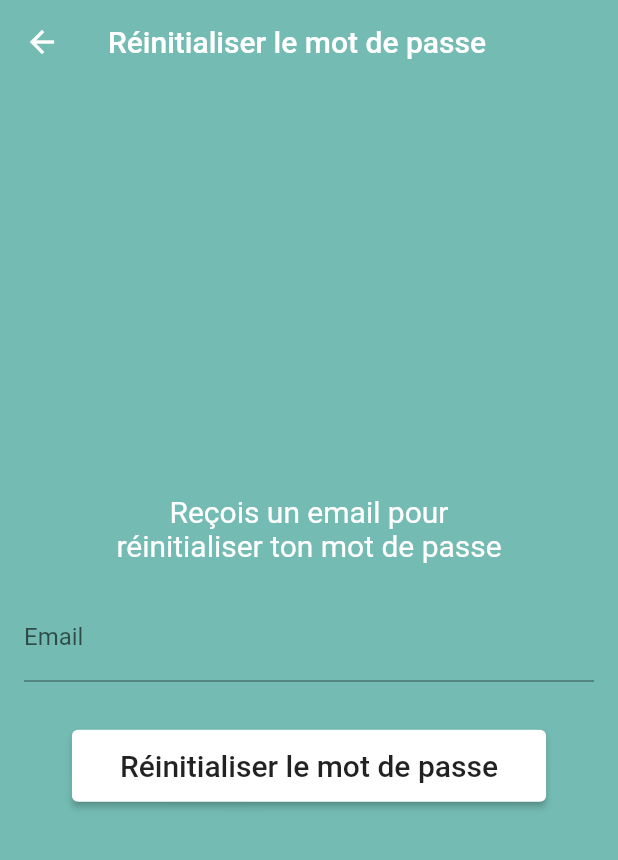
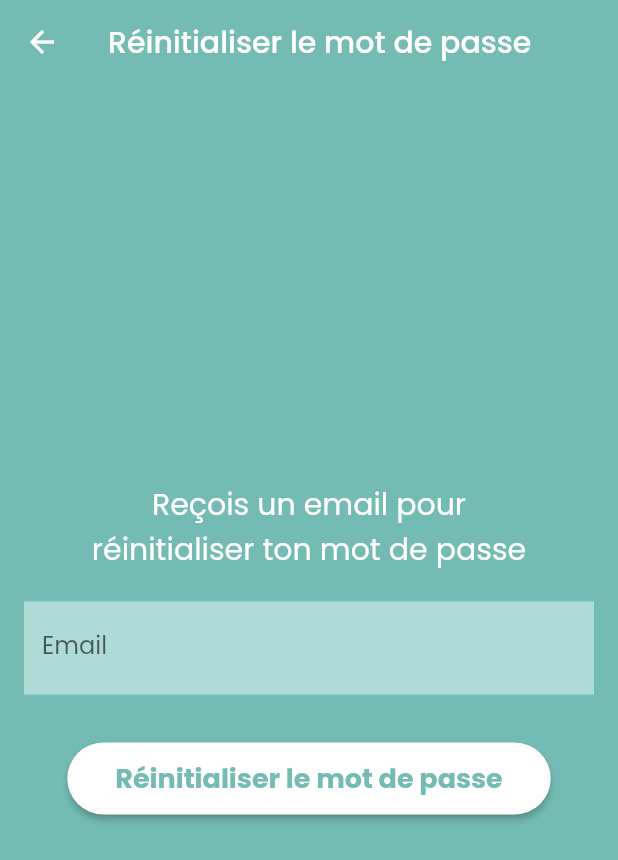
Before and after one commit to peppearl/freshmind, a Flutter app: the screen it shows after launch, after a tap on "Mot de passe oublié ?", on a phone screen of 412 x 824 dp. Shown: the top 860 px of the screen. Run offline on Flutter 3.47's test engine with Material 2 defaults, Android fonts, the light colour scheme and no system bars; our stand-ins replace email_validator, firebase_auth, firebase_core, google_fonts; accounts and stored records are empty; network calls fail.

Commit message:
feat: Editing log in, sign up and forgot password according to mockups

```diff
--- a/lib/components/button.dart
+++ b/lib/components/button_green_text.dart
@@ -1,7 +1,7 @@
 import 'package:flutter/material.dart';
 
-class Button extends StatelessWidget {
-  const Button(
+class ButtonGreenText extends StatelessWidget {
+  const ButtonGreenText(
       {Key? key,
       required this.backgroundColor,
       required this.title,
@@ -22,6 +22,8 @@ class Button extends StatelessWidget {
         style: ElevatedButton.styleFrom(
           backgroundColor: backgroundColor,
           elevation: elevation,
+          shape:
+              RoundedRectangleBorder(borderRadius: BorderRadius.circular(100)),
         ),
         onPressed: onPressed,
         child: MaterialButton(
@@ -30,7 +32,10 @@ class Button extends StatelessWidget {
           height: 42.0,
           child: Text(
             title,
-            style: const TextStyle(fontSize: 20),
+            style: const TextStyle(
+                fontSize: 18,
+                color: Color(0xFF73BBB3),
+                fontWeight: FontWeight.w700),
           ),
         ),
       ),
--- a/lib/main.dart
+++ b/lib/main.dart
@@ -4,6 +4,7 @@ import 'package:flutter/material.dart';
 import 'package:freshmind/pages/auth_page.dart';
 import 'package:freshmind/pages/verify_email_page.dart';
 import 'package:freshmind/utils.dart';
+import 'package:google_fonts/google_fonts.dart';
 
 Future main() async {
   WidgetsFlutterBinding.ensureInitialized();
@@ -19,6 +20,9 @@ class MyApp extends StatelessWidget {
   @override
   Widget build(BuildContext context) {
     return MaterialApp(
+      theme: ThemeData().copyWith(
+        textTheme: GoogleFonts.poppinsTextTheme(),
+      ),
       scaffoldMessengerKey: Utils.messengerKey,
       navigatorKey: navigatorKey,
       title: 'FreshMind',
--- a/lib/pages/forgot_password_page.dart
+++ b/lib/pages/forgot_password_page.dart
@@ -1,7 +1,7 @@
 import 'package:email_validator/email_validator.dart';
 import 'package:firebase_auth/firebase_auth.dart';
 import 'package:flutter/material.dart';
-import 'package:freshmind/components/button.dart';
+import 'package:freshmind/components/button_green_text.dart';
 import 'package:freshmind/utils.dart';
 
 class ForgotPasswordPage extends StatefulWidget {
@@ -48,8 +48,17 @@ class _ForgotPasswordPageState extends State<ForgotPasswordPage> {
                   controller: emailController,
                   cursorColor: Colors.white,
                   textInputAction: TextInputAction.done,
-                  decoration: const InputDecoration(
+                  decoration: InputDecoration(
                     labelText: "Email",
+                    fillColor: const Color.fromARGB(127, 235, 252, 250),
+                    filled: true,
+                    border: OutlineInputBorder(
+                      borderRadius: BorderRadius.circular(0),
+                      borderSide: const BorderSide(
+                        width: 0,
+                        style: BorderStyle.none,
+                      ),
+                    ),
                   ),
                   autovalidateMode: AutovalidateMode.onUserInteraction,
                   validator: (email) =>
@@ -58,7 +67,7 @@ class _ForgotPasswordPageState extends State<ForgotPasswordPage> {
                           : null,
                 ),
                 const SizedBox(height: 20),
-                Button(
+                ButtonGreenText(
                     backgroundColor: Colors.white,
                     title: "Réinitialiser le mot de passe",
                     elevation: 2,
--- a/lib/pages/profile.dart
+++ b/lib/pages/profile.dart
@@ -1,6 +1,6 @@
 import 'package:firebase_auth/firebase_auth.dart';
 import 'package:flutter/material.dart';
-import 'package:freshmind/components/button.dart';
+import 'package:freshmind/components/button_green_text.dart';
 
 class Profile extends StatefulWidget {
   const Profile({Key? key, required this.title}) : super(key: key);
@@ -24,7 +24,7 @@ class _ProfileState extends State<Profile> {
           const Text("Connecté en tant que "),
           const SizedBox(height: 8),
           Text(user.email!),
-          Button(
+          ButtonGreenText(
               backgroundColor: const Color(0xFF73BBB3),
               title: "Se déconnecter",
               elevation: 0,
--- a/lib/pages/verify_email_page.dart
+++ b/lib/pages/verify_email_page.dart
@@ -2,7 +2,7 @@ import 'dart:async';
 
 import 'package:firebase_auth/firebase_auth.dart';
 import 'package:flutter/material.dart';
-import 'package:freshmind/components/button.dart';
+import 'package:freshmind/components/button_green_text.dart';
 import 'package:freshmind/pages/home.dart';
 import 'package:freshmind/utils.dart';
 
@@ -93,7 +93,7 @@ class _VerifyEmailPageState extends State<VerifyEmailPage> {
                   textAlign: TextAlign.center,
                 ),
                 const SizedBox(height: 24),
-                Button(
+                ButtonGreenText(
                     backgroundColor: Colors.white,
                     title: "Renvoyer l'email",
                     elevation: 2,
--- a/lib/widgets/login_widget.dart
+++ b/lib/widgets/login_widget.dart
@@ -1,10 +1,11 @@
 import 'package:firebase_auth/firebase_auth.dart';
 import 'package:flutter/gestures.dart';
 import 'package:flutter/material.dart';
-import 'package:freshmind/components/button.dart';
+import 'package:freshmind/components/button_green_text.dart';
 import 'package:freshmind/main.dart';
 import 'package:freshmind/pages/forgot_password_page.dart';
 import 'package:freshmind/utils.dart';
+import 'package:google_fonts/google_fonts.dart';
 
 class LogInWidget extends StatefulWidget {
   const LogInWidget({super.key, required this.onClickedSignUp});
@@ -34,6 +35,14 @@ class _LogInWidgetState extends State<LogInWidget> {
           const SizedBox(
             height: 40,
           ),
+          Text("FRESHMIND",
+              style: GoogleFonts.poppins(
+                  color: Colors.white,
+                  fontSize: 30,
+                  fontWeight: FontWeight.w900)),
+          const SizedBox(
+            height: 40,
+          ),
           const Text("Connexion",
               style: TextStyle(
                   color: Colors.white,
@@ -44,28 +53,46 @@ class _LogInWidgetState extends State<LogInWidget> {
           ),
           TextField(
             controller: emailController,
-            cursorColor: Colors.white,
+            cursorColor: const Color(0xFF8B8B8B),
             textInputAction: TextInputAction.done,
-            decoration: const InputDecoration(
-                labelText: "Email",
-                focusColor: Colors.white,
-                fillColor: Colors.white),
+            decoration: InputDecoration(
+              labelText: "Email",
+              focusColor: Colors.white,
+              fillColor: const Color.fromARGB(127, 235, 252, 250),
+              filled: true,
+              border: OutlineInputBorder(
+                borderRadius: BorderRadius.circular(0),
+                borderSide: const BorderSide(
+                  width: 0,
+                  style: BorderStyle.none,
+                ),
+              ),
+            ),
           ),
-          const SizedBox(height: 4),
+          const SizedBox(height: 18),
           TextField(
             controller: passwordController,
-            cursorColor: Colors.white,
+            cursorColor: const Color(0xFF8B8B8B),
             textInputAction: TextInputAction.done,
-            decoration: const InputDecoration(
-                labelText: "Mot de passe",
-                focusColor: Colors.white,
-                fillColor: Colors.white),
+            decoration: InputDecoration(
+              labelText: "Mot de passe",
+              focusColor: Colors.white,
+              fillColor: const Color.fromARGB(127, 235, 252, 250),
+              filled: true,
+              border: OutlineInputBorder(
+                borderRadius: BorderRadius.circular(0),
+                borderSide: const BorderSide(
+                  width: 0,
+                  style: BorderStyle.none,
+                ),
+              ),
+            ),
             obscureText: true,
           ),
           const SizedBox(height: 20),
-          Button(
+          ButtonGreenText(
               backgroundColor: Colors.white,
-              title: "Me connecter",
+              title: "Je me connecte",
               elevation: 2,
               onPressed: signIn),
           const SizedBox(height: 24),
@@ -107,8 +134,6 @@ class _LogInWidgetState extends State<LogInWidget> {
           email: emailController.text.trim(),
           password: passwordController.text.trim());
     } on FirebaseAuthException catch (e) {
-      print(e);
-
       Utils.showSnackBar(e.message);
     }
 
--- a/pubspec.yaml
+++ b/pubspec.yaml
@@ -43,6 +43,7 @@ dependencies:
   firebase_auth: ^4.1.4
   email_validator: '^2.1.16'
   flutter_staggered_grid_view: ^0.6.2
+  google_fonts: ^3.0.1
 
 dev_dependencies:
   flutter_test:
```
Also changed, not shown: lib/components/button_white_text.dart (added, +39 -0 lines), lib/widgets/signup_widget.dart (+47 -13 lines), pubspec.lock, 1 other file.
